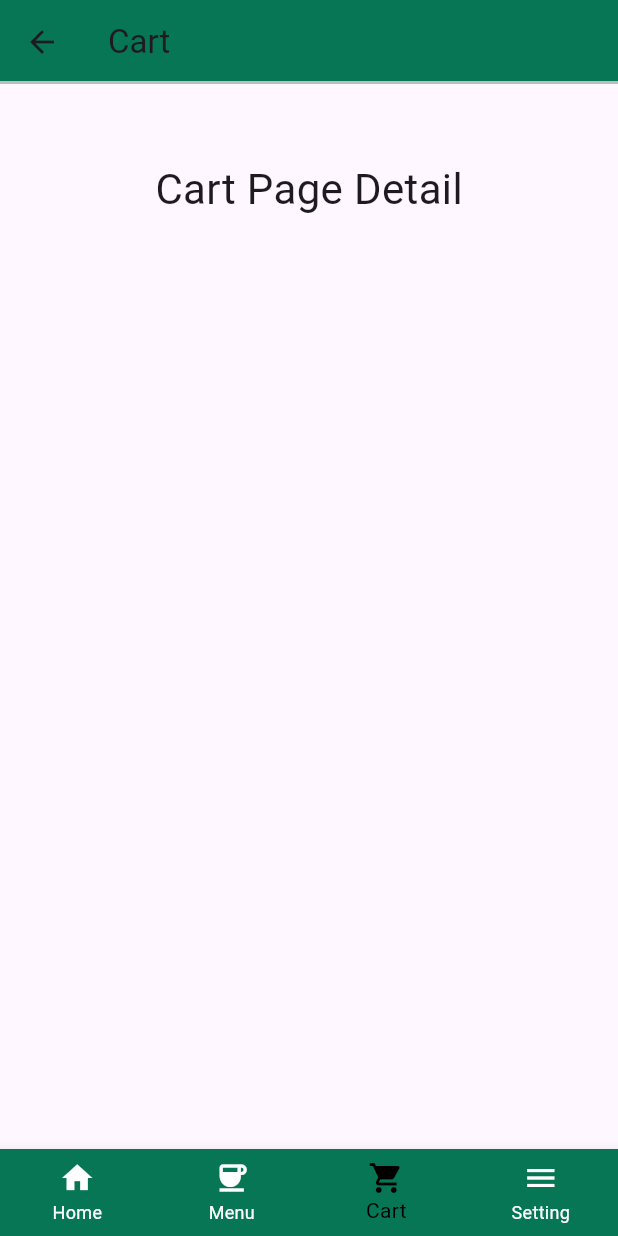
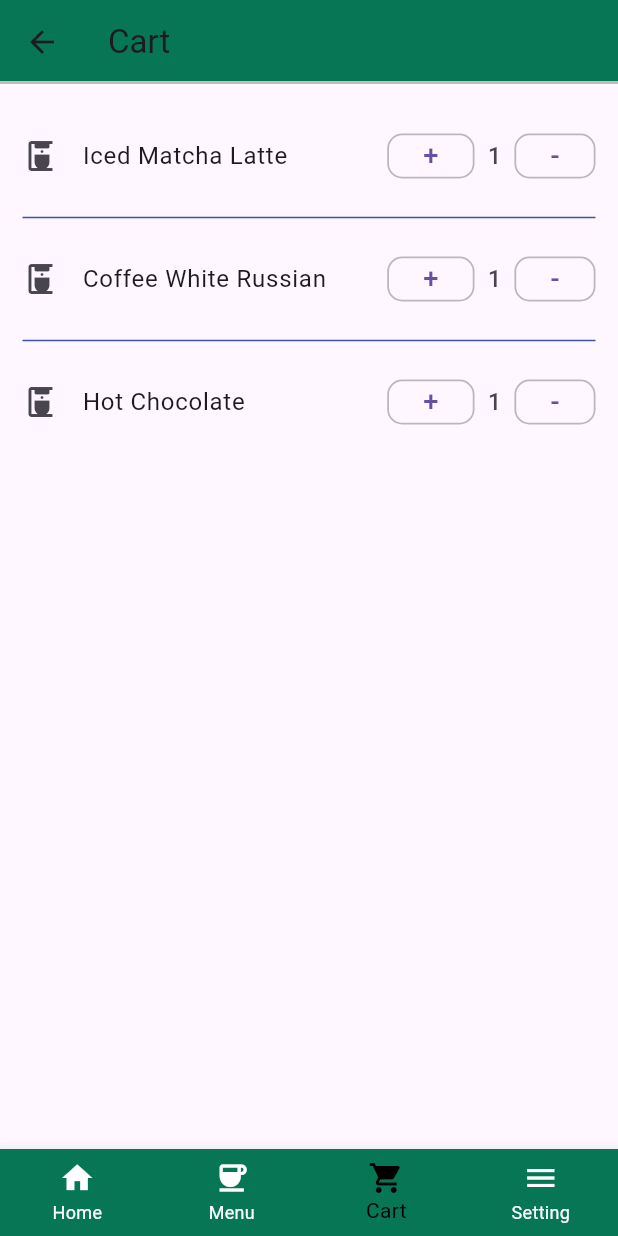
Before and after one commit to PeerapatAtta/Flutter_DPU_FinalProject, a Flutter app: the CartPage screen opened by its route, on a phone screen of 412 x 824 dp. Run offline on Flutter 3.47's test engine with Material 3 defaults, Android fonts, the phone set to English and light mode, and no system bars; our stand-ins replace dio, shared_preferences; accounts and stored records are empty.

Commit message:
Update Cart

```diff
--- a/lib/cart.dart
+++ b/lib/cart.dart
@@ -1,4 +1,5 @@
 import 'package:flutter/material.dart';
+import 'package:flutter/widgets.dart';
 import 'package:my_aboutme/main.dart';
 
 class CartPage extends StatefulWidget {
@@ -18,16 +19,17 @@ class _CartPageState extends State<CartPage> {
         backgroundColor: color2,
       ),
       body: Center(
-        child: Column(
-          children: [
-            SizedBox(
-              height: 50,
+        child: Container(
+          padding: EdgeInsets.all(15),
+          alignment: Alignment.topCenter,
+          child: ListView.separated(
+            itemCount: 3,
+            itemBuilder: (ctx, i) => buildListTile(i),
+            separatorBuilder: (ctx, i) => Divider(
+              thickness: 1,
+              color: Colors.indigo,
             ),
-            Text(
-              'Cart Page Detail',
-              textScaleFactor: 2.0,
-            ),
-          ],
+          ),
         ),
       ),
       bottomNavigationBar: BottomNavigationBar(
@@ -41,6 +43,52 @@ class _CartPageState extends State<CartPage> {
       ),
     );
   }
+
+  var cartItems = [
+    'Iced Matcha Latte',
+    'Coffee White Russian',
+    'Hot Chocolate'
+  ];
+
+  Widget buildListTile(int index) => ListTile(
+        contentPadding: EdgeInsets.only(top: 5, bottom: 5),
+        leading: Icon(Icons.coffee_maker),
+        title: Text(cartItems[index]),
+        trailing: rowQuantity(index),
+      );
+
+  Widget rowQuantity(int index) => Row(
+        mainAxisSize: MainAxisSize.min,
+        children: [
+          OutlinedButton(
+              style: btnStyle(),
+              onPressed: () => (),
+              child: Text(
+                '+',
+                textScaleFactor: 1.3,
+              )),
+          Text(
+            '  1  ',
+            textScaleFactor: 1.4,
+          ),
+          OutlinedButton(
+              style: btnStyle(),
+              onPressed: () => (),
+              child: Text(
+                '-',
+                textScaleFactor: 1.3,
+              )),
+        ],
+      );
+
+  ButtonStyle btnStyle() => OutlinedButton.styleFrom(
+        minimumSize: Size(30, 30),
+        side: BorderSide(
+            color: Colors.black26, width: 1.2, style: BorderStyle.solid),
+        shape: RoundedRectangleBorder(
+          borderRadius: BorderRadius.circular(10),
+        ),
+      );
 
   List<BottomNavigationBarItem> bottomNavItems() {
     var itemIcons = [
```
